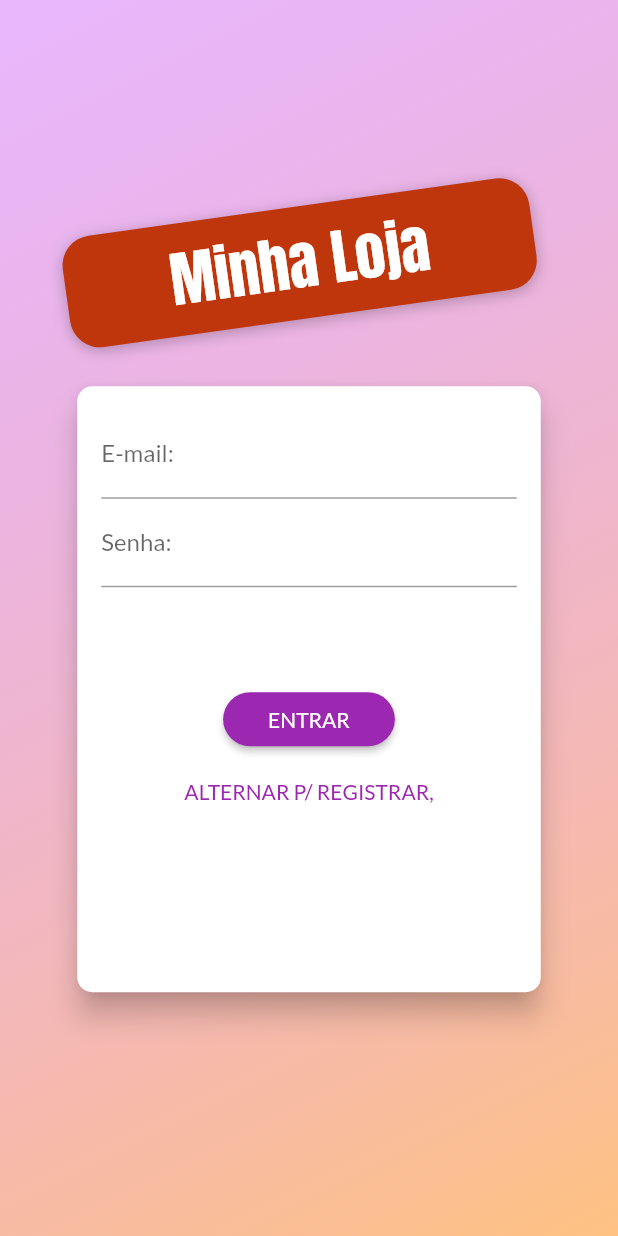
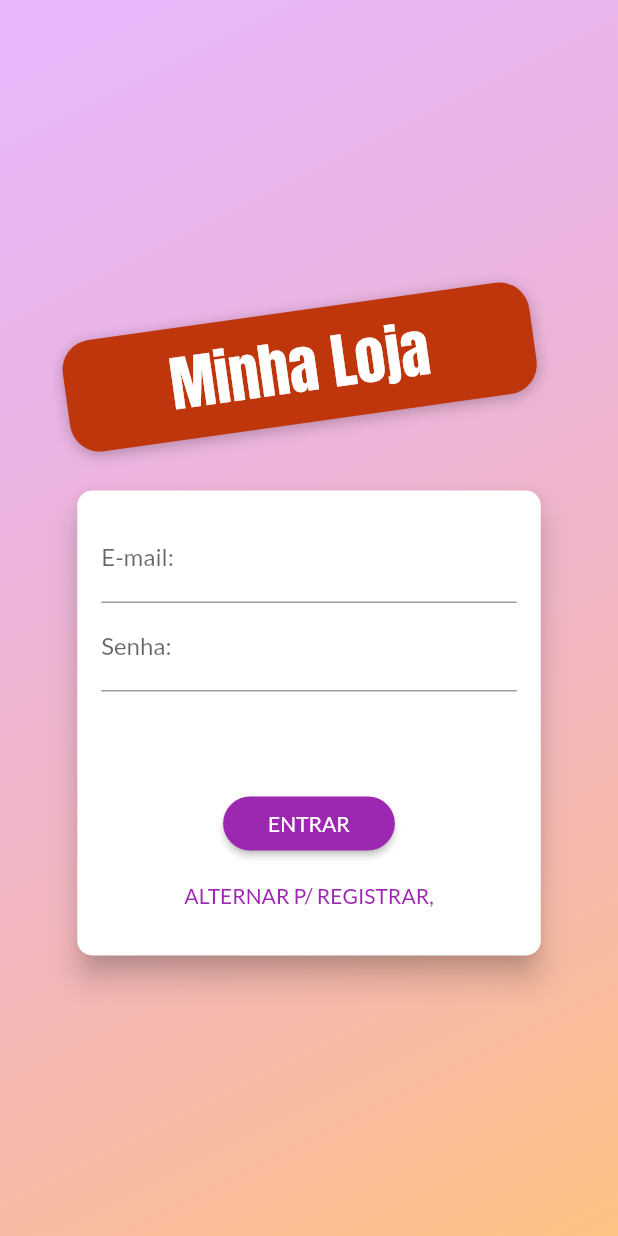
Before and after one commit to viniciusdds/shop, a Flutter app: the screen it shows after launch, on a phone screen of 412 x 824 dp. Run offline on Flutter 3.47's test engine with Material 2 defaults, Android fonts, the phone set to English and light mode, and no system bars; our stand-ins replace shared_preferences.

Commit message:
aula 334

```diff
--- a/lib/main.dart
+++ b/lib/main.dart
@@ -50,7 +50,13 @@ class MyApp extends StatelessWidget {
         theme: ThemeData(
           primarySwatch: Colors.purple,
           accentColor: Colors.deepOrange,
-          fontFamily: 'Lato'
+          fontFamily: 'Lato',
+          pageTransitionsTheme: PageTransitionsTheme(
+            builders: {
+              TargetPlatform.android: CupertinoPageTransitionsBuilder(),
+              TargetPlatform.iOS: CupertinoPageTransitionsBuilder(),
+            }
+          )
         ),
         //home: ProductsOverviewScreen(),
         routes: {
--- a/lib/providers/auth.dart
+++ b/lib/providers/auth.dart
@@ -115,7 +115,6 @@ class Auth with ChangeNotifier {
       _logoutTimer.cancel();
     }
     final timeToLogout = _expiryDate.difference(DateTime.now()).inSeconds;
-
     _logoutTimer = Timer(Duration(seconds: timeToLogout), logout);
   }
 
--- a/lib/views/auth_home_screen.dart
+++ b/lib/views/auth_home_screen.dart
@@ -12,24 +12,15 @@ class AuthOrHomeScreen extends StatelessWidget {
       future: auth.tryAutoLogin(),
       builder: (ctx, snapshot){
         if(snapshot.connectionState == ConnectionState.waiting){
-          return Center(
-              child: Column(
-                mainAxisAlignment: MainAxisAlignment.center,
-                children: [
-                  CircularProgressIndicator(
-                    valueColor: AlwaysStoppedAnimation<Color>(Theme.of(context).primaryColor),
-                  ),
-                  Text(
-                    'Carregando...',
-                    style: TextStyle(
-                        color: Theme.of(context).primaryColor
-                    ),
-                  )
-                ],
-              )
+          return Container(
+            child: Center(
+              child: CircularProgressIndicator(
+                valueColor: AlwaysStoppedAnimation<Color>(Theme.of(context).primaryColor),
+              ),
+            ),
           );
         }else if(snapshot.error != null){
-          return Center(child: Text('Ocorreu um erro: ${snapshot.error}'));
+          return Container(child: Center(child: Text('Ocorreu um erro: ${snapshot.error}')));
         }else{
           return auth.isAuth ? ProductsOverviewScreen() : AuthScreen();
         }
--- a/lib/views/auth_screen.dart
+++ b/lib/views/auth_screen.dart
@@ -8,8 +8,7 @@ class AuthScreen extends StatelessWidget {
   @override
   Widget build(BuildContext context) {
     return Scaffold(
-      body: SingleChildScrollView(
-        child: Container(
+      body: Container(
         height: MediaQuery.of(context).size.height,
         width: MediaQuery.of(context).size.width,
         child: Stack(
@@ -26,14 +25,16 @@ class AuthScreen extends StatelessWidget {
                  )
                ),
              ),
-               Container(
+             Center(
+               child: SingleChildScrollView(
+                 child: Container(
                    width: double.infinity,
                    child: Column(
                      mainAxisAlignment: MainAxisAlignment.center,
                      crossAxisAlignment: CrossAxisAlignment.center,
                      children: [
-                     Flexible(
-                       child: Container(
+                       SizedBox(height: 45),
+                       Container(
                          margin: EdgeInsets.only(bottom: 20.0),
                          padding: EdgeInsets.symmetric(
                            vertical: 8,
@@ -60,15 +61,15 @@ class AuthScreen extends StatelessWidget {
                            ),
                          ),
                        ),
+                       AuthCard(),
+                     ],
                    ),
-                     Expanded(child: AuthCard()),
-                   ],
+                 ),
                ),
              ),
            ],
         ),
       ),
-      ),
     );
   }
 }
--- a/lib/widgets/app_drawer.dart
+++ b/lib/widgets/app_drawer.dart
@@ -49,6 +49,7 @@ class AppDrawer extends StatelessWidget {
             title: Text('Sair'),
             onTap: (){
               Provider.of<Auth>(context, listen: false).logout();
+              Navigator.of(context).pushNamed(AppRoutes.AUTH_HOME);
             },
           ),
         ],
--- a/lib/widgets/auth_card.dart
+++ b/lib/widgets/auth_card.dart
@@ -1,5 +1,6 @@
 import 'package:flutter/cupertino.dart';
 import 'package:flutter/material.dart';
+import 'package:flutter/services.dart';
 import 'package:provider/provider.dart';
 import 'package:shop/exceptions/auth_exception.dart';
 import 'package:shop/providers/auth.dart';
@@ -11,11 +12,58 @@ class AuthCard extends StatefulWidget {
   _AuthCardState createState() => _AuthCardState();
 }
 
-class _AuthCardState extends State<AuthCard> {
+class _AuthCardState extends State<AuthCard> with SingleTickerProviderStateMixin {
   GlobalKey<FormState> _formKey = GlobalKey();
   bool _isLoading = false;
   AuthMode _authMode = AuthMode.Login;
   final _passwordController = TextEditingController();
+
+  AnimationController _controller;
+  Animation<double> _opacityAnimation;
+  Animation<Offset> _slideAnimation;
+
+  @override
+  void initState() {
+    super.initState();
+
+    SystemChrome.setPreferredOrientations([
+      DeviceOrientation.portraitUp
+    ]);
+
+    _controller = AnimationController(
+      vsync: this,
+      duration: Duration(
+        milliseconds: 300,
+      )
+    );
+
+    _opacityAnimation = Tween(
+       begin: 0.0,
+       end: 1.0,
+    ).animate(
+      CurvedAnimation(
+          parent: _controller,
+          curve: Curves.linear
+      ),
+    );
+
+    _slideAnimation = Tween<Offset>(
+      begin: Offset(0, -1.5),
+      end: Offset(0, 0)
+    ).animate(
+      CurvedAnimation(
+          parent: _controller,
+          curve: Curves.linear
+      ),
+    );
+  }
+
+  @override
+  void dispose() {
+    super.dispose();
+    _controller.dispose();
+  }
+
   final Map<String, String> _authData = {
     'email': '',
     'password': ''
@@ -80,10 +128,12 @@ class _AuthCardState extends State<AuthCard> {
       setState(() {
         _authMode = AuthMode.Signup;
       });
+      _controller.forward();
     }else{
       setState(() {
         _authMode = AuthMode.Login;
       });
+      _controller.reverse();
     }
   }
 
@@ -96,9 +146,11 @@ class _AuthCardState extends State<AuthCard> {
       shape: RoundedRectangleBorder(
         borderRadius: BorderRadius.circular(10.0),
       ),
-      child: SingleChildScrollView(
-        child: Container(
+      child: AnimatedContainer(
+        duration: Duration(milliseconds: 300),
+        curve: Curves.easeIn,
         height: _authMode == AuthMode.Login ? 310 : 401,
+        //height: _heightAnimation.value.height,
         width: deviceSize.width * 0.75,
         padding: EdgeInsets.all(16),
         child: Form(
@@ -134,8 +186,18 @@ class _AuthCardState extends State<AuthCard> {
                 },
                 onSaved: (value) => _authData['password'] = value,
               ),
-                if(_authMode == AuthMode.Signup)
-                  TextFormField(
+              AnimatedContainer(
+                  constraints: BoxConstraints(
+                    minHeight: _authMode == AuthMode.Signup ? 60 : 0,
+                    maxHeight: _authMode == AuthMode.Signup ? 120 : 0,
+                  ),
+                  duration: Duration(milliseconds: 300),
+                  curve: Curves.linear,
+                  child: FadeTransition(
+                    opacity: _opacityAnimation,
+                    child: SlideTransition(
+                      position: _slideAnimation,
+                      child: TextFormField(
                         decoration: InputDecoration(
                           labelText: 'Confirmar Senha:',
                         ),
@@ -147,6 +209,9 @@ class _AuthCardState extends State<AuthCard> {
                             return null;
                           }
                         } : null,
+                      ),
+                    ),
+                  ),
                 ),
               Spacer(),
               if(_isLoading)
@@ -184,7 +249,6 @@ class _AuthCardState extends State<AuthCard> {
           ),
         ),
       ),
-      ),
     );
   }
 }
--- a/pubspec.yaml
+++ b/pubspec.yaml
@@ -45,9 +45,8 @@ flutter:
   uses-material-design: true
 
   # To add assets to your application, add an assets section, like this:
-  # assets:
-  #  - images/a_dot_burr.jpeg
-  #  - images/a_dot_ham.jpeg
+  assets:
+   - assets/images/product-placeholder.png
 
   # An image asset can refer to one or more resolution-specific "variants", see
   # https://flutter.dev/assets-and-images/#resolution-aware.
```
Also changed, not shown: lib/utils/custom_route.dart (added, +37 -0 lines), lib/views/product_detail_screen.dart (+38 -9 lines), lib/widgets/order_widget.dart (+10 -7 lines), lib/widgets/product_grid_item.dart (+7 -3 lines), assets/images/product-placeholder.png (added). Lines whose indentation alone changed are shown as unchanged.
